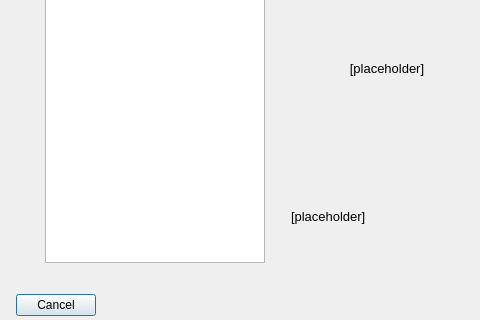
Before: the Qt Designer form safe_qgis/ui/wizard_dialog_base.ui in inasafe/inasafe, drawn with Qt 5; both pictures show x 0 to 480 and y 156 to 476 of the 797 by 476 pixel window.
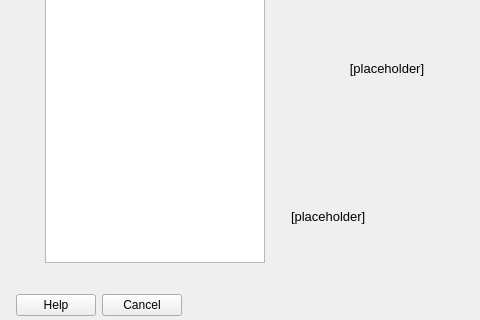
After: the same form once the commit is applied. Icons and pictures are not drawn.

Commit message: Add help button in wizard and translation

What changed in the file:
```diff
--- a/safe_qgis/ui/wizard_dialog_base.ui
+++ b/safe_qgis/ui/wizard_dialog_base.ui
@@ -1552,11 +1552,24 @@
      <property name="rightMargin">
       <number>0</number>
      </property>
+     <item>
+      <widget class="QPushButton" name="pbnHelp">
+       <property name="text">
+        <string>Help</string>
+       </property>
+       <property name="autoDefault">
+        <bool>false</bool>
+       </property>
+      </widget>
+     </item>
      <item>
       <widget class="QPushButton" name="pbnCancel">
        <property name="text">
         <string>Cancel</string>
        </property>
+       <property name="autoDefault">
+        <bool>false</bool>
+       </property>
       </widget>
      </item>
      <item>
@@ -1577,6 +1590,9 @@
        <property name="text">
         <string>Back</string>
        </property>
+       <property name="autoDefault">
+        <bool>false</bool>
+       </property>
       </widget>
      </item>
      <item>
@@ -1584,6 +1600,12 @@
        <property name="text">
         <string>Next</string>
        </property>
+       <property name="autoDefault">
+        <bool>false</bool>
+       </property>
+       <property name="default">
+        <bool>false</bool>
+       </property>
       </widget>
      </item>
     </layout>
```
The commit also changes 9 other files.
